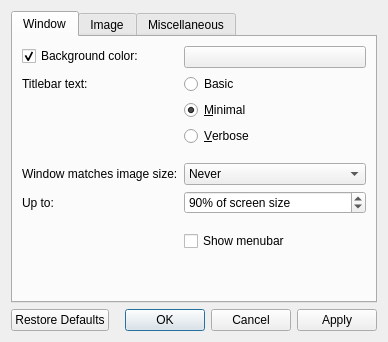
Before: the Qt Designer form src/qvoptionsdialog.ui in jurplel/qView, drawn with Qt 5.
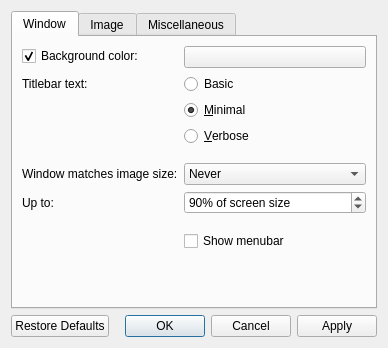
After: the same form once the commit is applied.

Diff of the .ui file:
```diff
--- a/src/qvoptionsdialog.ui
+++ b/src/qvoptionsdialog.ui
@@ -10,7 +10,7 @@
     <x>0</x>
     <y>0</y>
     <width>388</width>
-    <height>342</height>
+    <height>348</height>
    </rect>
   </property>
   <property name="windowTitle">
```
Left out of the diff: 2 changed lines with no effect on the pictures.
